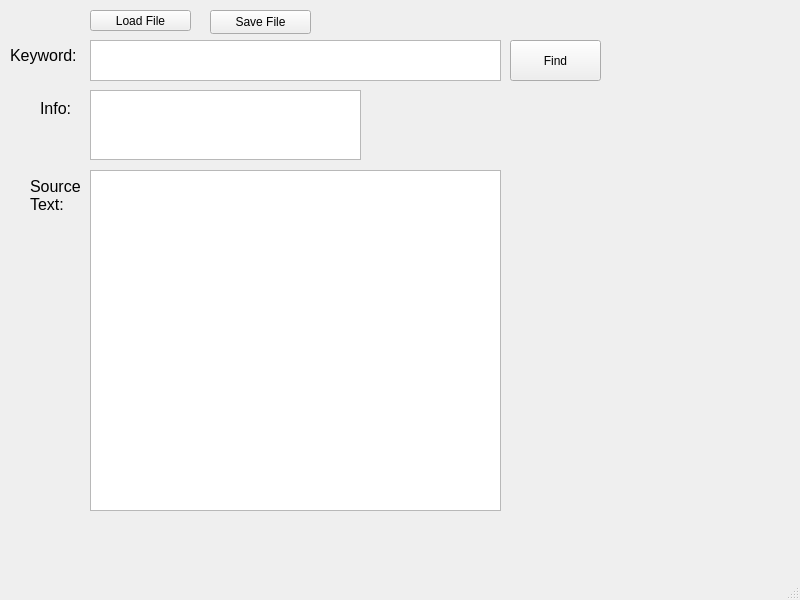
First picture: the form in Assign 3/assign3/mainwindow.ui, repository amorra1/software-dev-method, before the edit.
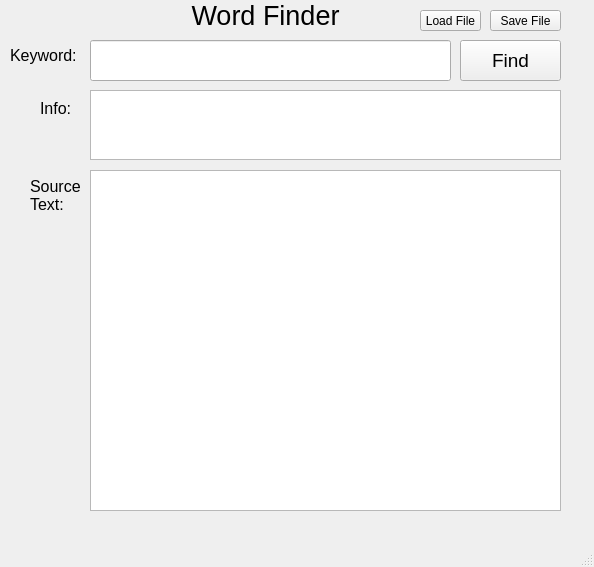
Second picture: the form after the edit.

Commit message: added word search and file save

```diff
--- a/Assign 3/assign3/mainwindow.ui
+++ b/Assign 3/assign3/mainwindow.ui
@@ -6,8 +6,8 @@
    <rect>
     <x>0</x>
     <y>0</y>
-    <width>800</width>
-    <height>600</height>
+    <width>594</width>
+    <height>567</height>
    </rect>
   </property>
   <property name="windowTitle">
@@ -17,9 +17,9 @@
    <widget class="QPushButton" name="loadFile">
     <property name="geometry">
      <rect>
-      <x>90</x>
+      <x>420</x>
       <y>10</y>
-      <width>101</width>
+      <width>61</width>
       <height>21</height>
      </rect>
     </property>
@@ -30,35 +30,30 @@
    <widget class="QPushButton" name="saveFile">
     <property name="geometry">
      <rect>
-      <x>210</x>
+      <x>490</x>
       <y>10</y>
-      <width>101</width>
-      <height>24</height>
+      <width>71</width>
+      <height>21</height>
      </rect>
     </property>
     <property name="text">
      <string>Save File</string>
     </property>
    </widget>
-   <widget class="QTextEdit" name="input">
-    <property name="geometry">
-     <rect>
-      <x>90</x>
-      <y>40</y>
-      <width>411</width>
-      <height>41</height>
-     </rect>
-    </property>
-   </widget>
    <widget class="QPushButton" name="findButton">
     <property name="geometry">
      <rect>
-      <x>510</x>
+      <x>460</x>
       <y>40</y>
-      <width>91</width>
+      <width>101</width>
       <height>41</height>
      </rect>
     </property>
+    <property name="font">
+     <font>
+      <pointsize>14</pointsize>
+     </font>
+    </property>
     <property name="text">
      <string>Find</string>
     </property>
@@ -68,7 +63,7 @@
      <rect>
       <x>90</x>
       <y>90</y>
-      <width>271</width>
+      <width>471</width>
       <height>70</height>
      </rect>
     </property>
@@ -78,7 +73,7 @@
      <rect>
       <x>90</x>
       <y>170</y>
-      <width>411</width>
+      <width>471</width>
       <height>341</height>
      </rect>
     </property>
@@ -140,6 +135,37 @@
      <bool>true</bool>
     </property>
    </widget>
+   <widget class="QLineEdit" name="input">
+    <property name="geometry">
+     <rect>
+      <x>90</x>
+      <y>40</y>
+      <width>361</width>
+      <height>41</height>
+     </rect>
+    </property>
+   </widget>
+   <widget class="QLabel" name="label_4">
+    <property name="geometry">
+     <rect>
+      <x>110</x>
+      <y>0</y>
+      <width>311</width>
+      <height>31</height>
+     </rect>
+    </property>
+    <property name="font">
+     <font>
+      <pointsize>20</pointsize>
+     </font>
+    </property>
+    <property name="text">
+     <string>Word Finder</string>
+    </property>
+    <property name="alignment">
+     <set>Qt::AlignmentFlag::AlignCenter</set>
+    </property>
+   </widget>
   </widget>
   <widget class="QMenuBar" name="menubar">
    <property name="geometry">
```
Left out of the diff: 2 changed lines with no effect on the pictures. The commit also changes 2 other files.
